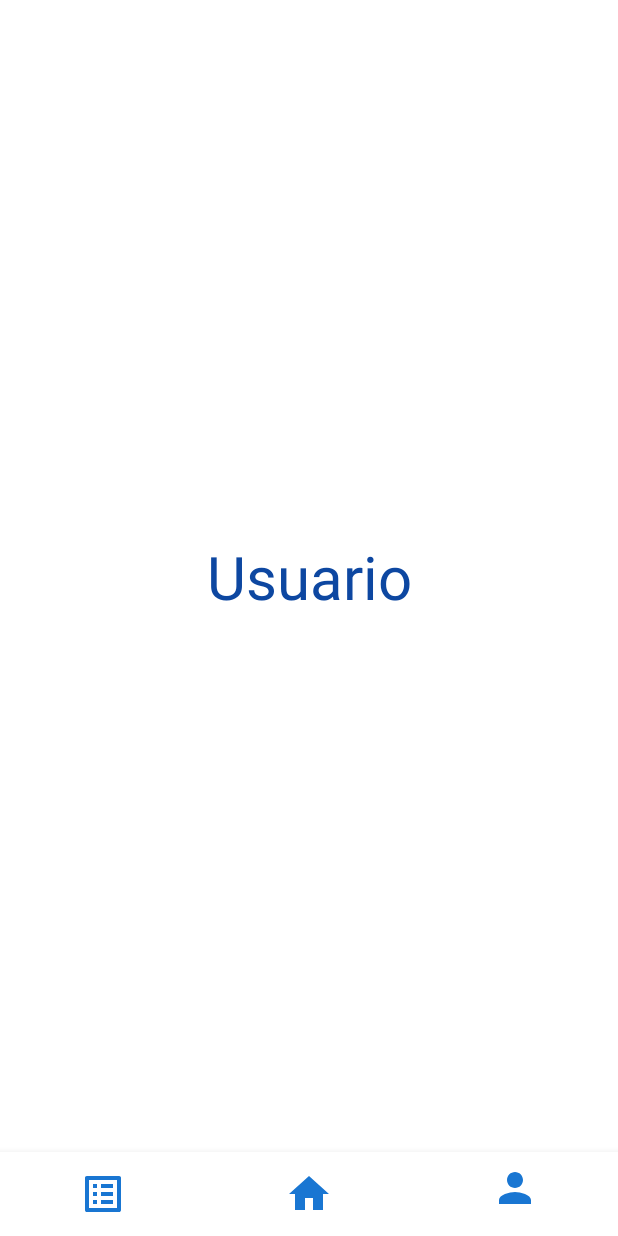
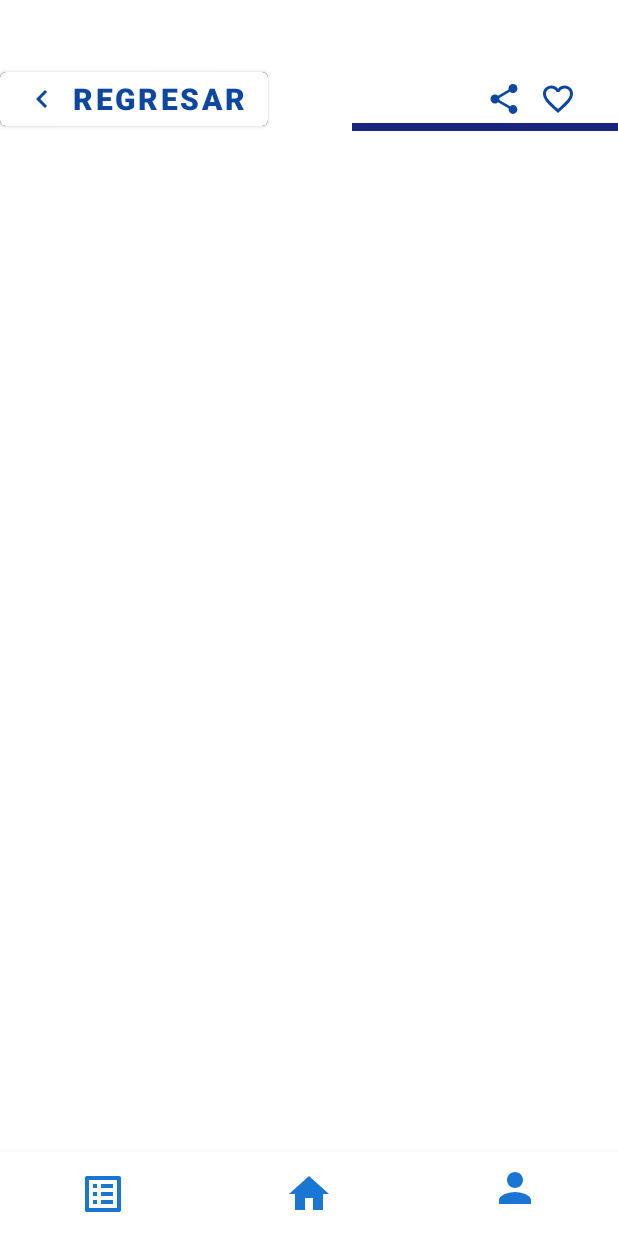
Before and after one commit to FabianGC0610/Kodemia_Fabian, an Android app: the HomeActivity screen opened directly, with no data from a screen before it, item 3 of the bottom bar chosen, on a phone screen of 412 x 824 dp. Run offline under Robolectric (Android 15) with nearby library versions, the phone set to English and light mode, and no system bars.

Commit message:
Avance Pantalla Details

```diff
--- /dev/null
+++ b/app/src/main/java/mx/kodemia/bookodemia/DetailsFragment.kt
@@ -0,0 +1,17 @@
+package mx.kodemia.bookodemia
+
+import android.os.Bundle
+import androidx.fragment.app.Fragment
+import android.view.LayoutInflater
+import android.view.View
+import android.view.ViewGroup
+
+class DetailsFragment : Fragment(R.layout.fragment_details) {
+
+    override fun onCreateView(inflater: LayoutInflater, container: ViewGroup?,
+                              savedInstanceState: Bundle?): View? {
+        // Inflate the layout for this fragment
+        return inflater.inflate(R.layout.fragment_details, container, false)
+    }
+
+}
--- a/app/src/main/java/mx/kodemia/bookodemia/HomeActivity.kt
+++ b/app/src/main/java/mx/kodemia/bookodemia/HomeActivity.kt
@@ -1,9 +1,13 @@
 package mx.kodemia.bookodemia
 
+import android.content.Intent
 import androidx.appcompat.app.AppCompatActivity
 import android.os.Bundle
 import androidx.fragment.app.Fragment
+import com.google.android.material.card.MaterialCardView
 import kotlinx.android.synthetic.main.activity_home.*
+import kotlinx.android.synthetic.main.fragment_details.*
+import kotlinx.android.synthetic.main.item_cardview_home.*
 
 class HomeActivity : AppCompatActivity() {
     override fun onCreate(savedInstanceState: Bundle?) {
@@ -13,6 +17,7 @@
         val listFragment = ListFragment()
         val homeFragment = HomeFragment()
         val userFragment = UserFragment()
+        val detailsFragment = DetailsFragment()
 
         bottomNavigationView.setOnItemSelectedListener {
             when(it.itemId){
@@ -25,13 +30,22 @@
                     true
                 }
                 R.id.nav_user -> {
-                    setCurrentFragment(userFragment)
+                    setCurrentFragment(detailsFragment)
                     true
                 }
                 else -> false
             }
         }
 
+        /*
+        cardView_item_home.setOnClickListener {
+            setCurrentFragment(detailsFragment)
+        }
+
+        text_return.setOnClickListener{
+            setCurrentFragment(homeFragment)
+        }
+        */
     }
 
     private fun setCurrentFragment(fragment: Fragment){
--- a/app/src/main/java/mx/kodemia/bookodemia/HomeFragment.kt
+++ b/app/src/main/java/mx/kodemia/bookodemia/HomeFragment.kt
@@ -8,6 +8,7 @@
 import androidx.recyclerview.widget.GridLayoutManager
 import androidx.recyclerview.widget.LinearLayoutManager
 import kotlinx.android.synthetic.main.fragment_home.*
+import kotlinx.android.synthetic.main.item_cardview_home.*
 import mx.kodemia.bookodemia.adapters.RecyclerViewHome
 import mx.kodemia.bookodemia.model.DataClassHome
 
--- a/app/src/main/java/mx/kodemia/bookodemia/adapters/RecyclerViewHome.kt
+++ b/app/src/main/java/mx/kodemia/bookodemia/adapters/RecyclerViewHome.kt
@@ -1,9 +1,11 @@
 package mx.kodemia.bookodemia.adapters
 
+import android.text.TextUtils.replace
 import android.view.LayoutInflater
 import android.view.View
 import android.view.ViewGroup
 import android.widget.TextView
+import androidx.fragment.app.Fragment
 import androidx.recyclerview.widget.RecyclerView
 import com.google.android.material.card.MaterialCardView
 import com.google.android.material.snackbar.Snackbar
@@ -25,6 +27,7 @@
 
             cardView.setOnClickListener {
                 Snackbar.make(view, "Acceso a ${home.tituloLibro}",Snackbar.LENGTH_SHORT).show()
+
             }
         }
     }
@@ -39,5 +42,4 @@
     }
 
     override fun getItemCount(): Int = home.size
-
 }
--- /dev/null
+++ b/app/src/main/res/drawable/ic_favorite_bigger.xml
@@ -0,0 +1,10 @@
+<vector xmlns:android="http://schemas.android.com/apk/res/android"
+    android:width="24dp"
+    android:height="24dp"
+    android:viewportWidth="24"
+    android:viewportHeight="24"
+    android:tint="?attr/colorControlNormal">
+  <path
+      android:fillColor="@android:color/white"
+      android:pathData="M16.5,3c-1.74,0 -3.41,0.81 -4.5,2.09C10.91,3.81 9.24,3 7.5,3 4.42,3 2,5.42 2,8.5c0,3.78 3.4,6.86 8.55,11.54L12,21.35l1.45,-1.32C18.6,15.36 22,12.28 22,8.5 22,5.42 19.58,3 16.5,3zM12.1,18.55l-0.1,0.1 -0.1,-0.1C7.14,14.24 4,11.39 4,8.5 4,6.5 5.5,5 7.5,5c1.54,0 3.04,0.99 3.57,2.36h1.87C13.46,5.99 14.96,5 16.5,5c2,0 3.5,1.5 3.5,3.5 0,2.89 -3.14,5.74 -7.9,10.05z"/>
+</vector>
--- /dev/null
+++ b/app/src/main/res/drawable/ic_left.xml
@@ -0,0 +1,10 @@
+<vector xmlns:android="http://schemas.android.com/apk/res/android"
+    android:width="24dp"
+    android:height="24dp"
+    android:viewportWidth="24"
+    android:viewportHeight="24"
+    android:tint="?attr/colorControlNormal">
+  <path
+      android:fillColor="@android:color/white"
+      android:pathData="M15.41,7.41L14,6l-6,6 6,6 1.41,-1.41L10.83,12z"/>
+</vector>
--- /dev/null
+++ b/app/src/main/res/drawable/ic_share_bigger.xml
@@ -0,0 +1,10 @@
+<vector xmlns:android="http://schemas.android.com/apk/res/android"
+    android:width="24dp"
+    android:height="24dp"
+    android:viewportWidth="24"
+    android:viewportHeight="24"
+    android:tint="?attr/colorControlNormal">
+  <path
+      android:fillColor="@android:color/white"
+      android:pathData="M18,16.08c-0.76,0 -1.44,0.3 -1.96,0.77L8.91,12.7c0.05,-0.23 0.09,-0.46 0.09,-0.7s-0.04,-0.47 -0.09,-0.7l7.05,-4.11c0.54,0.5 1.25,0.81 2.04,0.81 1.66,0 3,-1.34 3,-3s-1.34,-3 -3,-3 -3,1.34 -3,3c0,0.24 0.04,0.47 0.09,0.7L8.04,9.81C7.5,9.31 6.79,9 6,9c-1.66,0 -3,1.34 -3,3s1.34,3 3,3c0.79,0 1.5,-0.31 2.04,-0.81l7.12,4.16c-0.05,0.21 -0.08,0.43 -0.08,0.65 0,1.61 1.31,2.92 2.92,2.92 1.61,0 2.92,-1.31 2.92,-2.92s-1.31,-2.92 -2.92,-2.92z"/>
+</vector>
--- /dev/null
+++ b/app/src/main/res/layout/fragment_details.xml
@@ -0,0 +1,64 @@
+<?xml version="1.0" encoding="utf-8"?>
+<androidx.constraintlayout.widget.ConstraintLayout xmlns:android="http://schemas.android.com/apk/res/android"
+    xmlns:tools="http://schemas.android.com/tools"
+    android:layout_width="match_parent"
+    android:layout_height="match_parent"
+    xmlns:app="http://schemas.android.com/apk/res-auto"
+    tools:context=".DetailsFragment">
+
+    <com.google.android.material.button.MaterialButton
+        android:id="@+id/text_return"
+        android:layout_width="wrap_content"
+        android:layout_height="wrap_content"
+        android:layout_marginTop="42dp"
+        android:backgroundTintMode="screen"
+        android:text="@string/textReturn"
+        android:textColor="@color/blue_900"
+        app:backgroundTint="@color/white"
+        android:textSize="20sp"
+        android:textStyle="bold"
+        app:icon="@drawable/ic_left"
+        app:iconTint="@color/blue_900"
+        app:layout_constraintStart_toStartOf="parent"
+        app:layout_constraintTop_toTopOf="parent" />
+
+    <View
+        android:id="@+id/divider6"
+        android:layout_width="0dp"
+        android:layout_height="5dp"
+        android:layout_marginStart="56dp"
+        android:layout_marginTop="82dp"
+        android:backgroundTintMode="screen"
+        android:background="@color/indigo_900"
+        app:layout_constraintEnd_toEndOf="parent"
+        app:layout_constraintStart_toEndOf="@+id/text_return"
+        app:layout_constraintTop_toTopOf="parent" />
+
+    <ImageButton
+        android:id="@+id/imageButton6"
+        android:layout_width="wrap_content"
+        android:layout_height="wrap_content"
+        android:layout_marginEnd="16dp"
+        android:layout_marginBottom="-6dp"
+        android:backgroundTintMode="screen"
+        android:src="@drawable/ic_favorite_bigger"
+        app:layout_constraintBottom_toTopOf="@+id/divider6"
+        app:layout_constraintEnd_toEndOf="parent"
+        app:tint="@color/blue_900"
+        tools:ignore="TouchTargetSizeCheck,SpeakableTextPresentCheck" />
+
+    <ImageButton
+        android:id="@+id/imageButton7"
+        android:layout_width="wrap_content"
+        android:layout_height="wrap_content"
+        android:layout_marginEnd="-12dp"
+        android:layout_marginBottom="-6dp"
+        android:backgroundTintMode="screen"
+        android:src="@drawable/ic_share_bigger"
+        app:layout_constraintBottom_toTopOf="@+id/divider6"
+        app:layout_constraintEnd_toStartOf="@+id/imageButton6"
+        app:tint="@color/blue_900"
+        tools:ignore="TouchTargetSizeCheck,SpeakableTextPresentCheck" />
+
+
+</androidx.constraintlayout.widget.ConstraintLayout>
--- a/app/src/main/res/layout/fragment_home.xml
+++ b/app/src/main/res/layout/fragment_home.xml
@@ -179,10 +179,11 @@
     <androidx.recyclerview.widget.RecyclerView
         android:id="@+id/recyclerView_Home"
         android:layout_width="match_parent"
-        android:layout_height="301dp"
-        android:layout_marginTop="16dp"
+        android:layout_height="0dp"
+        android:layout_marginTop="2dp"
         app:layout_constraintBottom_toBottomOf="parent"
         app:layout_constraintEnd_toEndOf="parent"
+        app:layout_constraintHorizontal_bias="0.0"
         app:layout_constraintStart_toStartOf="parent"
         app:layout_constraintTop_toBottomOf="@+id/textView2" />
 
--- a/app/src/main/res/values/strings.xml
+++ b/app/src/main/res/values/strings.xml
@@ -8,7 +8,7 @@
     <string name="textUsuario">Usuario</string>
     <string name="textConfirmPass">Confirmar Contraseña</string>
     <string name="buttonSigin">CREAR CUENTA</string>
-    <string name="textReturn">&lt;Regresar</string>
+    <string name="textReturn">Regresar</string>
     <string name="shorttextSigin">Estas a unos cuantos pasos de vivir la mejor experiencia</string>
     <string name="titleCarViewSigin">Registra tu información</string>
     <string name="hola">Hola</string>
```
